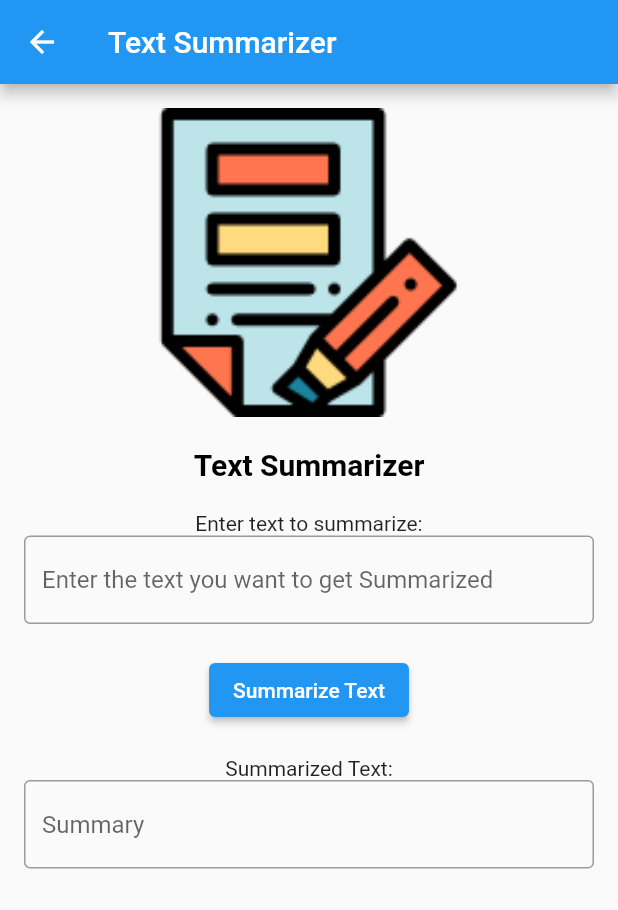
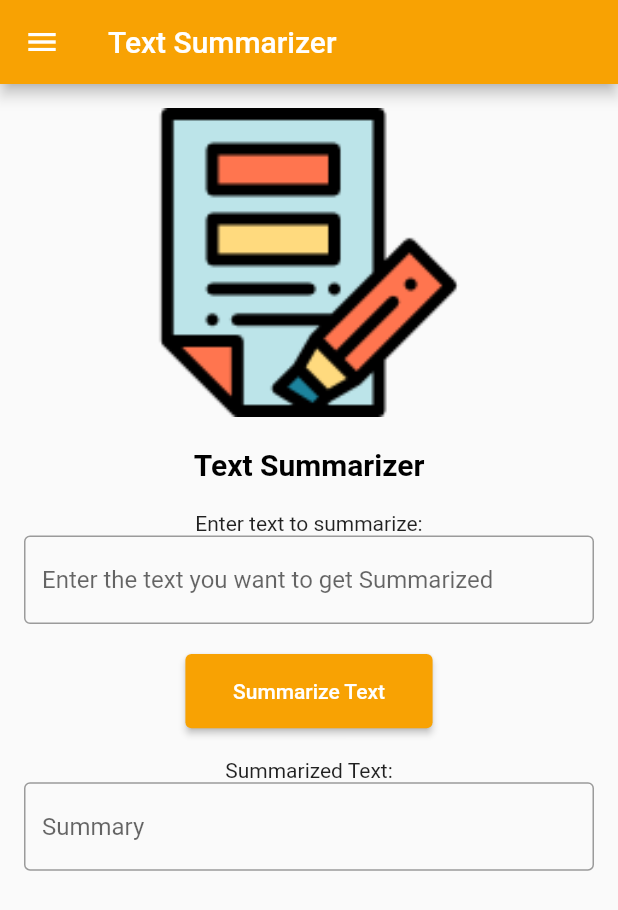
Before and after one commit to sambhavnrana/Advanced-Text-To-Speech, a Flutter app: the TextSummarizer screen opened directly, on a phone screen of 412 x 824 dp. Shown: the top 910 px of the screen. Run offline on Flutter 3.47's test engine with Material 2 defaults, Android fonts, the phone set to English and light mode, and no system bars; our stand-ins replace avatar_glow, flutter_tts, speech_to_text.

Commit message:
Updated more text-summarizer UI

```diff
--- a/lib/Pages/Auth/text_summarizer.dart
+++ b/lib/Pages/Auth/text_summarizer.dart
@@ -1,105 +1,8 @@
-
-// import 'package:flutter/material.dart';
-// import 'package:http/http.dart' as http;
-// import 'dart:convert';
-
-// class TextSummarizer extends StatefulWidget {
-//   const TextSummarizer({Key? key}) : super(key: key);
-
-//   @override
-//   State<TextSummarizer> createState() => _TextSummarizerState();
-// }
-
-// class _TextSummarizerState extends State<TextSummarizer> {
-//   TextEditingController inputTextController = TextEditingController();
-//   TextEditingController summaryController = TextEditingController();
-
-//   Future<void> summarizeText(String text) async {
-//     final response = await http.post(
-//       Uri.parse(
-//           'https://saurabh02.pythonanywhere.com/summarize'), // Replace with your Flask server address
-//       headers: <String, String>{
-//         'Content-Type': 'application/json',
-//       },
-//       body: jsonEncode({'rawtext': text}),
-//     );
-
-//     if (response.statusCode == 200) {
-//       final data = jsonDecode(response.body);
-//       final summary = data['summary'];
-//       // Set the received summary to the summaryController text field
-//       summaryController.text = summary;
-//     } else {
-//       // Handle errors here
-//       print('Failed to fetch data');
-//     }
-//   }
-
-//   @override
-//   Widget build(BuildContext context) {
-//     return Scaffold(
-//       appBar: AppBar(
-//         title: const Text("Text Summarizer"),
-//       ),
-//       body: SafeArea(
-//         child: Padding(
-//           padding: const EdgeInsets.all(16.0),
-//           child: Column(
-//             children: [
-//               // Your existing UI elements
-//               Image(
-//                 width: MediaQuery.of(context).size.width * 0.5,
-//                 fit: BoxFit.cover,
-//                 image: const AssetImage('assets/images/text-summarizer.png'),
-//               ),
-//               const SizedBox(
-//                 height: 20.0,
-//               ),
-//               const Text('Text Summarizer',
-//                   style: TextStyle(
-//                       fontSize: 20.0,
-//                       fontWeight: FontWeight.w600,
-//                       color: Colors.black)),
-//               const SizedBox(
-//                 height: 20.0,
-//               ),
-//               const Text('Enter text to summarize:'),
-//               TextField(
-//                 controller: inputTextController,
-//                 decoration: InputDecoration(
-//                   border: OutlineInputBorder(),
-//                   labelText: 'Enter What you want to get summarized',
-//                 ),
-//               ),
-//               ElevatedButton(
-//                 onPressed: () {
-//                   // Call the summarizeText function with the input text
-//                   summarizeText(inputTextController.text);
-//                 },
-//                 child: const Text('Summarize Text'),
-//               ),
-//               const SizedBox(
-//                 height: 20.0,
-//               ),
-//               const Text('Summarized Text:'),
-//               TextField(
-//                 controller: summaryController,
-//                 decoration: InputDecoration(
-//                   border: OutlineInputBorder(),
-//                   labelText: 'Summary',
-//                 ),
-//               ),
-//             ],
-//           ),
-//         ),
-//       ),
-//     );
-//   }
-// }
-
 import 'package:flutter/material.dart';
 import 'package:http/http.dart' as http;
 import 'dart:convert';
+import 'package:tts/GlobalState/colorscheme.dart';
+import 'package:tts/GlobalState/responsiveUtils.dart';
 
 class TextSummarizer extends StatefulWidget {
   const TextSummarizer({Key? key}) : super(key: key);
@@ -137,7 +40,44 @@ class _TextSummarizerState extends State<TextSummarizer> {
   Widget build(BuildContext context) {
     return Scaffold(
       appBar: AppBar(
+        backgroundColor: ColorSchemes.orangeC,
         title: const Text("Text Summarizer"),
+      ),
+      drawer: Drawer(
+        child: ListView(
+          children: [
+            const DrawerHeader(
+              decoration: BoxDecoration(
+                color: ColorSchemes.orangeC,
+              ),
+              child: Text(
+                'Menu',
+                style: TextStyle(
+                    fontSize: 20.0,
+                    fontWeight: FontWeight.w600,
+                    color: ColorSchemes.whiteC),
+              ),
+            ),
+            ListTile(
+              title: const Text('Text to Speech'),
+              onTap: () {
+                Navigator.pushNamed(context, '/texttospeech');
+              },
+            ),
+            ListTile(
+              title: const Text('Speech To Text'),
+              onTap: () {
+                Navigator.pushNamed(context, '/speechtotext');
+              },
+            ),
+            ListTile(
+              title: const Text('HOME'),
+              onTap: () {
+                Navigator.pushNamed(context, '/home');
+              },
+            ),
+          ],
+        ),
       ),
       body: SingleChildScrollView(
         child: SafeArea(
@@ -178,6 +118,12 @@ class _TextSummarizerState extends State<TextSummarizer> {
                 ),
 
                 ElevatedButton(
+                  style: ButtonStyle(
+                      backgroundColor: MaterialStateProperty.all<Color>(
+                          ColorSchemes.orangeC),
+                      fixedSize: MaterialStateProperty.all<Size>(Size(
+                          Responsiveness.screenWidth(context) * 0.40,
+                          Responsiveness.screenHeight(context) * 0.06))),
                   onPressed: () {
                     // Call the summarizeText function with the input text
                     summarizeText(inputTextController.text);
```
